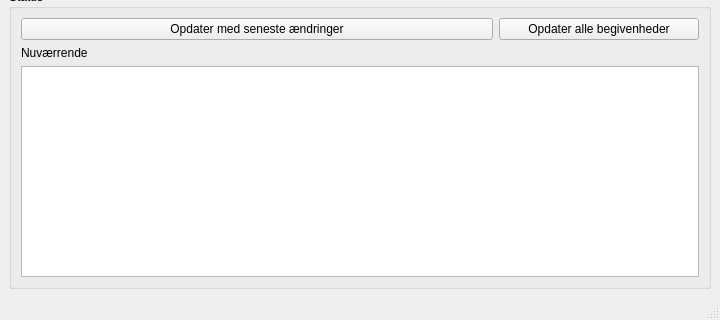
froksen/O2A_GUI, file mainwindow.ui: the form before one commit; both pictures show x 0 to 720 and y 252 to 572 of the 720 by 572 pixel window.
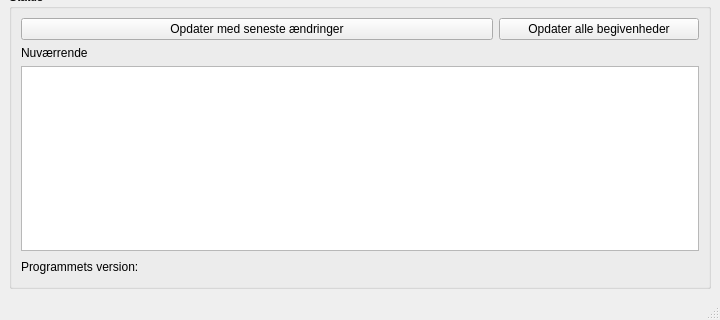
The form after the commit. Icons and pictures are not drawn.

Commit message: Opdateret GUI med versionsnr

Patch:
```diff
--- a/mainwindow.ui
+++ b/mainwindow.ui
@@ -303,6 +303,37 @@
        <item>
         <widget class="QPlainTextEdit" name="actionDetails"/>
        </item>
+       <item>
+        <layout class="QHBoxLayout" name="horizontalLayout_2">
+         <item>
+          <widget class="QLabel" name="label_6">
+           <property name="text">
+            <string>Programmets version: </string>
+           </property>
+          </widget>
+         </item>
+         <item>
+          <widget class="QLabel" name="program_version_label">
+           <property name="text">
+            <string>&lt;Ukendt&gt;</string>
+           </property>
+          </widget>
+         </item>
+         <item>
+          <spacer name="horizontalSpacer_4">
+           <property name="orientation">
+            <enum>Qt::Horizontal</enum>
+           </property>
+           <property name="sizeHint" stdset="0">
+            <size>
+             <width>40</width>
+             <height>20</height>
+            </size>
+           </property>
+          </spacer>
+         </item>
+        </layout>
+       </item>
       </layout>
      </widget>
     </item>
```
The commit also changes 2 other files.
